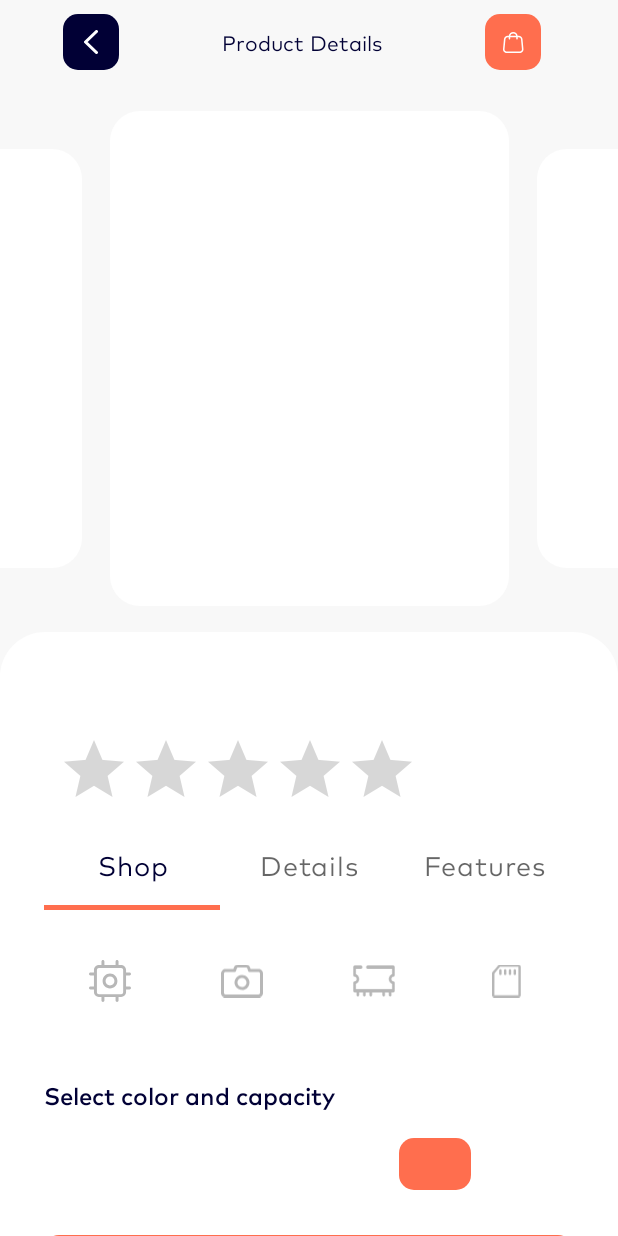
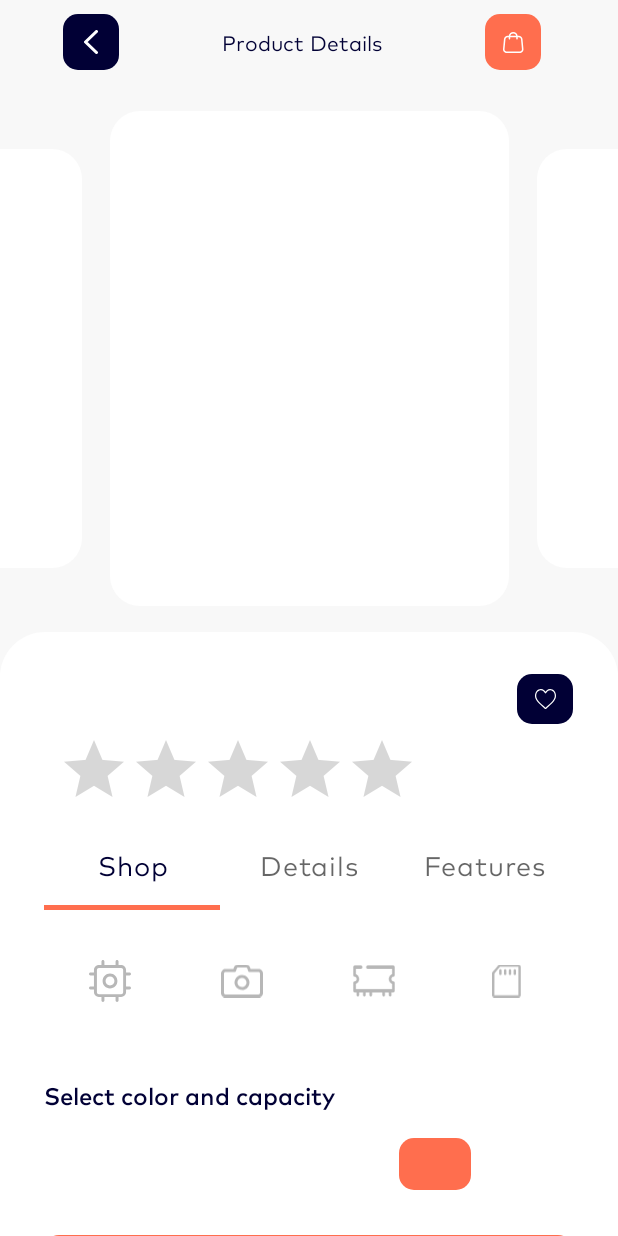
Before and after one commit to vasya092/electronic_shop_app, an Android app: the DetailFragment screen opened through its navigation route, on a phone screen of 412 x 824 dp. Run offline under Robolectric (Android 15) with nearby library versions, the phone set to English and light mode, and no system bars; our stand-ins replace Dagger/Hilt's generated code, navigation-ui; libraries missing offline, so code that uses them is left out: com.livermor.delegateadapter; 6 statements that could not run were skipped.

Commit message:
Добавление лайков

```diff
--- a/app/src/main/java/com/example/electronicshop/ui/DetailFragment.kt
+++ b/app/src/main/java/com/example/electronicshop/ui/DetailFragment.kt
@@ -52,6 +52,10 @@ class DetailFragment: Fragment() {
                 titleAdvantagesSsd.text = it.ssd
                 titleAdvantagesHdd.text = it.sd
 
+                if(it.isFavorites) {
+                    productDetailLike.setImageResource(R.drawable.ic_like_solid)
+                }
+
                 selectColorFirst.backgroundTintList = ColorStateList.valueOf(Color.parseColor(it.color[0]))
                 selectColorSecond.backgroundTintList = ColorStateList.valueOf(Color.parseColor(it.color[1]))
 
--- a/app/src/main/java/com/example/electronicshop/ui/adapter/BestSellersDelegateAdapter.kt
+++ b/app/src/main/java/com/example/electronicshop/ui/adapter/BestSellersDelegateAdapter.kt
@@ -1,6 +1,7 @@
 package com.example.electronicshop.ui.adapter
 
 import coil.load
+import com.example.electronicshop.R
 import com.example.electronicshop.databinding.BestSellersSliderItemBinding
 import com.example.electronicshop.model.BestSellerProduct
 import com.livermor.delegateadapter.delegate.ViewBindingDelegateAdapter
@@ -30,5 +31,8 @@ class BestSellersDelegateAdapter(
         root.setOnClickListener {
             clickListener(item)
         }
+        if(item.is_favorites) {
+            bestSellersLikeProduct.setImageResource(R.drawable.ic_like_solid)
+        }
     }
 }
--- /dev/null
+++ b/app/src/main/res/drawable/ic_like_solid.xml
@@ -0,0 +1,12 @@
+<vector xmlns:android="http://schemas.android.com/apk/res/android"
+    android:width="11dp"
+    android:height="10dp"
+    android:viewportWidth="11"
+    android:viewportHeight="10">
+  <path
+      android:pathData="M5.5,10C5.343,10 5.192,9.942 5.075,9.837C4.63,9.44 4.202,9.067 3.824,8.737L3.822,8.736C2.714,7.771 1.757,6.937 1.091,6.116C0.347,5.199 0,4.329 0,3.378C0,2.454 0.31,1.602 0.873,0.979C1.442,0.348 2.223,0 3.073,0C3.708,0 4.289,0.205 4.801,0.61C5.06,0.814 5.294,1.064 5.5,1.355C5.706,1.064 5.94,0.814 6.199,0.61C6.711,0.205 7.292,0 7.927,0C8.777,0 9.558,0.348 10.127,0.979C10.69,1.602 11,2.454 11,3.378C11,4.329 10.653,5.199 9.909,6.116C9.243,6.937 8.286,7.771 7.178,8.736C6.8,9.065 6.371,9.439 5.925,9.837C5.808,9.942 5.657,10 5.5,10ZM3.073,0.658C2.405,0.658 1.792,0.931 1.346,1.425C0.894,1.927 0.644,2.62 0.644,3.378C0.644,4.177 0.935,4.892 1.587,5.696C2.217,6.473 3.155,7.29 4.24,8.235L4.242,8.236C4.621,8.567 5.051,8.941 5.499,9.341C5.949,8.941 6.38,8.565 6.76,8.234C7.846,7.289 8.783,6.473 9.413,5.696C10.065,4.892 10.356,4.177 10.356,3.378C10.356,2.62 10.106,1.927 9.654,1.425C9.208,0.931 8.595,0.658 7.927,0.658C7.438,0.658 6.989,0.817 6.593,1.13C6.24,1.41 5.994,1.763 5.849,2.01C5.775,2.137 5.645,2.212 5.5,2.212C5.355,2.212 5.225,2.137 5.151,2.01C5.006,1.763 4.76,1.41 4.407,1.13C4.011,0.817 3.562,0.658 3.073,0.658Z"
+      android:fillColor="#FF6E4E"/>
+  <path
+      android:pathData="M6.5,1L5.5,2L4.5,1L3.5,0.5H2L1,1.5L0.5,2.5V4C0.5,4.4 0.833,5.167 1,5.5L3.5,8L5.5,9.5H6L9.5,6L10.5,4.5V2.5L10,1.5L9,0.5H7.5L6.5,1Z"
+      android:fillColor="#FF6E4E"/>
+</vector>
--- /dev/null
+++ b/app/src/main/res/drawable/ic_like_white.xml
@@ -0,0 +1,9 @@
+<vector xmlns:android="http://schemas.android.com/apk/res/android"
+    android:width="14dp"
+    android:height="13dp"
+    android:viewportWidth="14"
+    android:viewportHeight="13">
+  <path
+      android:pathData="M7,13C6.801,13 6.609,12.925 6.459,12.788C5.893,12.272 5.348,11.786 4.867,11.359L4.864,11.356C3.454,10.102 2.236,9.019 1.389,7.951C0.441,6.758 0,5.627 0,4.391C0,3.191 0.394,2.083 1.111,1.272C1.835,0.452 2.83,0 3.911,0C4.719,0 5.459,0.267 6.111,0.793C6.439,1.058 6.737,1.383 7,1.762C7.263,1.383 7.561,1.058 7.889,0.793C8.541,0.267 9.281,0 10.089,0C11.17,0 12.165,0.452 12.889,1.272C13.606,2.083 14,3.191 14,4.391C14,5.627 13.559,6.758 12.612,7.951C11.764,9.019 10.546,10.102 9.136,11.356C8.654,11.785 8.108,12.271 7.541,12.788C7.391,12.925 7.199,13 7,13ZM3.911,0.856C3.062,0.856 2.281,1.21 1.713,1.852C1.137,2.505 0.82,3.406 0.82,4.391C0.82,5.431 1.19,6.36 2.02,7.405C2.822,8.415 4.015,9.476 5.396,10.705L5.399,10.707C5.882,11.137 6.429,11.624 6.999,12.144C7.572,11.623 8.12,11.135 8.604,10.705C9.985,9.476 11.178,8.415 11.98,7.405C12.81,6.36 13.18,5.431 13.18,4.391C13.18,3.406 12.863,2.505 12.286,1.852C11.719,1.21 10.939,0.856 10.089,0.856C9.467,0.856 8.895,1.062 8.391,1.47C7.941,1.833 7.628,2.291 7.445,2.612C7.35,2.778 7.184,2.876 7,2.876C6.816,2.876 6.65,2.778 6.555,2.612C6.372,2.291 6.059,1.833 5.609,1.47C5.105,1.062 4.533,0.856 3.911,0.856Z"
+      android:fillColor="#ffffff"/>
+</vector>
--- a/app/src/main/res/layout/fragment_detail.xml
+++ b/app/src/main/res/layout/fragment_detail.xml
@@ -99,6 +99,16 @@
             android:layout_marginStart="@dimen/sub_margin_product_detail_content"
             android:textSize="@dimen/size_product_detail_title"
             tools:text="Galaxy Note 20 Ultra"/>
+        <androidx.appcompat.widget.AppCompatImageButton
+            android:id="@+id/product_detail_like"
+            android:layout_width="37dp"
+            android:layout_height="33dp"
+            app:layout_constraintTop_toTopOf="@id/product_detail_title"
+            app:layout_constraintBottom_toBottomOf="@id/product_detail_title"
+            app:layout_constraintEnd_toEndOf="parent"
+            android:src="@drawable/ic_like_white"
+            android:background="@drawable/rounded_dark_10"
+            />
         <androidx.appcompat.widget.AppCompatRatingBar
             android:id="@+id/product_detail_rating"
             android:layout_marginTop="@dimen/margin_top_product_detail_rating"
--- a/app/src/main/res/values/dimens.xml
+++ b/app/src/main/res/values/dimens.xml
@@ -122,4 +122,6 @@
     <dimen name="padding_end_toolbar">42dp</dimen>
     <dimen name="margin_end_address">9dp</dimen>
     <dimen name="text_size_location_address">15sp</dimen>
+    <dimen name="margin_end_like">15dp</dimen>
+    <dimen name="margin_top_like">11dp</dimen>
 </resources>
```
Also changed, not shown: app/src/main/res/drawable/ic_like.xml (added, +9 -0 lines), app/src/main/res/layout/best_sellers_slider_item.xml (+12 -0 lines).
